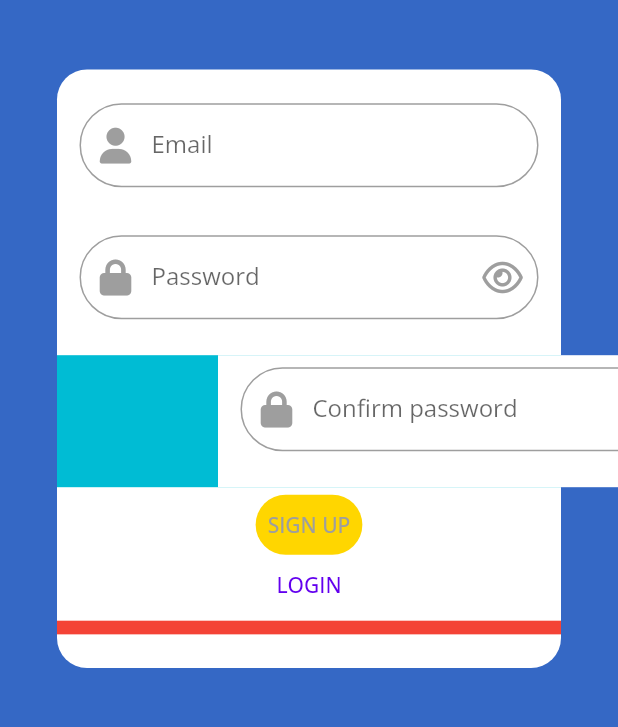
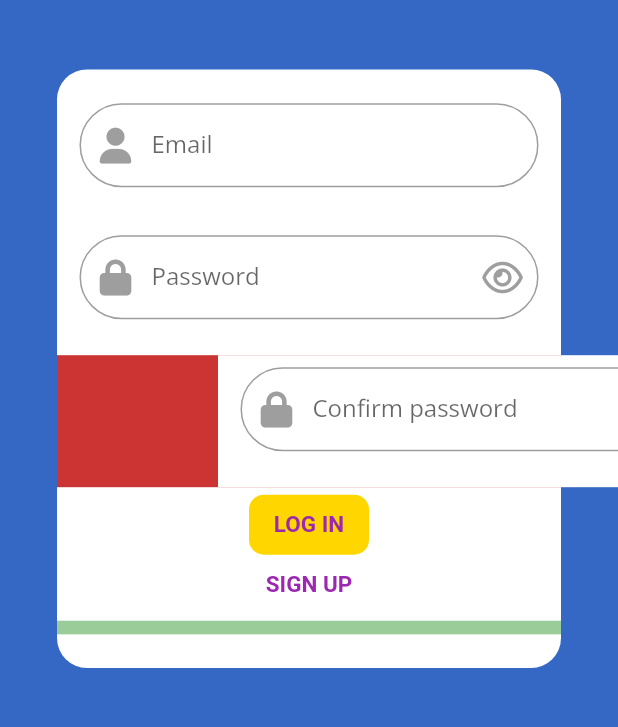
Before and after one commit to vcadillog/flutter_firebase_login_bloc_pattern, a Flutter app: the LoginPage screen opened directly, after a tap on "SIGN UP", on a phone screen of 412 x 824 dp, the part 298-1025 px from its top. Run offline on Flutter 3.47's test engine with Material 2 defaults, Android fonts, the phone set to English and light mode, and no system bars; drawn by our look-alikes of animated_text_kit; our stand-ins replace bloc, equatable, firebase_auth, firebase_core, flutter_bloc, font_awesome_flutter and 3 more; missing offline and left inert: firebase_auth_web, firebase_core_web, flow_builder, google_sign_in_web; accounts and stored records are empty; generated files the repository leaves out were written again.

Commit message:
Added animations

```diff
--- /dev/null
+++ b/lib/login/view/animations/animations.dart
@@ -0,0 +1,173 @@
+part of '../login_form.dart';
+
+class _InFieldAnimation extends StatefulWidget {
+  final Widget inputWidget;
+  final double boxHeight;
+  final VoidCallback? onEnd;
+  final Color colorEnd;
+  final Color color;
+  final bool isReverse;
+  const _InFieldAnimation({
+    required this.inputWidget,
+    required this.boxHeight,
+    this.isReverse = false,
+    this.color = const Color(0xFFCC3333),
+    this.colorEnd = Colors.white,
+    this.onEnd,
+  });
+  @override
+  State<_InFieldAnimation> createState() => _InFieldAnimationState();
+}
+
+class _InFieldAnimationState extends State<_InFieldAnimation> {
+  double height = 0;
+  double offset = 1;
+  bool inEndAnimation = false;
+  late Color color;
+
+  @override
+  void initState() {
+    super.initState();
+    color = widget.color;
+    offset = widget.isReverse ? -offset : offset;
+    Future.delayed(Duration.zero).then(
+      (value) => setState(() {
+        height = widget.boxHeight;
+        Future.delayed(const Duration(seconds: 1)).then(
+          (value) => setState(() {
+            inEndAnimation = true;
+            offset = 0;
+          }),
+        );
+      }),
+    );
+  }
+
+  @override
+  Widget build(BuildContext context) {
+    return Container(
+      color: color,
+      width: double.infinity,
+      child: AnimatedContainer(
+        curve: Curves.bounceOut,
+        height: height,
+        duration: const Duration(seconds: 1),
+        child: AnimatedSlide(
+          duration: const Duration(milliseconds: 500),
+          offset: Offset(offset, 0),
+          curve: Curves.easeOutQuint,
+          onEnd: () {
+            widget.onEnd!();
+            setState(() {
+              color = widget.colorEnd;
+            });
+          },
+          child: inEndAnimation
+              ? ColoredBox(
+                  color: widget.colorEnd,
+                  child: Center(child: widget.inputWidget),
+                )
+              : Container(),
+        ),
+      ),
+    );
+  }
+}
+
+class _OutFieldAnimation extends StatefulWidget {
+  final Widget inputWidget;
+  final double boxHeight;
+  final VoidCallback? onEnd;
+  final Color colorEnd;
+  final Color color;
+  final bool isReverse;
+
+  const _OutFieldAnimation({
+    required this.inputWidget,
+    required this.boxHeight,
+    this.isReverse = false,
+    this.color = const Color(0xFF99CC99),
+    this.colorEnd = Colors.white,
+    this.onEnd,
+  });
+  @override
+  State<_OutFieldAnimation> createState() => _OutFieldAnimationState();
+}
+
+class _OutFieldAnimationState extends State<_OutFieldAnimation> {
+  late double height;
+  double offset = 0;
+  bool inEndAnimation = false;
+
+  @override
+  void initState() {
+    super.initState();
+
+    height = widget.boxHeight;
+    Future.delayed(Duration.zero).then(
+      (value) => setState(() {
+        offset = 1;
+        offset = widget.isReverse ? -offset : offset;
+        Future.delayed(const Duration(milliseconds: 500)).then(
+          (value) => setState(() {
+            inEndAnimation = true;
+            height = 0;
+          }),
+        );
+      }),
+    );
+  }
+
+  @override
+  Widget build(BuildContext context) {
+    return Container(
+      color: widget.color,
+      width: double.infinity,
+      child: AnimatedSlide(
+        duration: const Duration(milliseconds: 500),
+        offset: Offset(offset, 0),
+        curve: Curves.easeOutQuint,
+        child: ColoredBox(
+          color: inEndAnimation ? Colors.transparent : widget.colorEnd,
+          child: AnimatedContainer(
+            curve: Curves.bounceOut,
+            height: height,
+            duration: const Duration(seconds: 1),
+            onEnd: () => widget.onEnd!(),
+            child: inEndAnimation
+                ? Container()
+                : Center(child: widget.inputWidget),
+          ),
+        ),
+      ),
+    );
+  }
+}
+
+class _TextRotation extends StatelessWidget {
+  final bool reversedText;
+  const _TextRotation({this.reversedText = false});
+  @override
+  Widget build(BuildContext context) {
+    final theme = Theme.of(context);
+    return DefaultTextStyle(
+      style: TextStyle(
+          fontSize: 15, color: theme.primaryColor, fontWeight: FontWeight.bold),
+      child: AnimatedTextKit(
+        totalRepeatCount: 1,
+        pause: Duration.zero,
+        animatedTexts: [
+          RotateAnimatedText(
+            reversedText ? 'SIGN UP' : 'LOG IN',
+            duration: const Duration(milliseconds: 250),
+          ),
+          RotateAnimatedText(
+            reversedText ? 'LOG IN' : 'SIGN UP',
+            duration: const Duration(milliseconds: 250),
+            rotateOut: false,
+          ),
+        ],
+      ),
+    );
+  }
+}
--- a/lib/login/view/login_form.dart
+++ b/lib/login/view/login_form.dart
@@ -1,3 +1,4 @@
+import 'package:animated_text_kit/animated_text_kit.dart';
 import 'package:flutter/material.dart';
 import 'package:flutter_bloc/flutter_bloc.dart';
 import 'package:flutter_firebase_login/app/bloc/animation/animations_cubit.dart';
@@ -6,7 +7,7 @@ import 'package:flutter_firebase_login/sign_up/sign_up.dart';
 import 'package:font_awesome_flutter/font_awesome_flutter.dart';
 import 'package:form_inputs/form_inputs.dart';
 import 'package:formz/formz.dart';
-
+part 'animations/animations.dart';
 part 'screens/login_group.dart';
 part 'screens/sign_up_group.dart';
 
@@ -79,8 +80,7 @@ class _LoginFormState extends State<LoginForm> {
                             _PasswordGroup(),
                             _ConfirmPasswordGroup(),
                             const SizedBox(height: 5),
-                            _LoginButtonGroup(),
-                            _SignUpButtonGroup(),
+                            _NavigationButtons(),
                             const SizedBox(height: 4),
                             _GoogleLoginGroup(),
                             const SizedBox(height: 22.5),
@@ -135,15 +135,20 @@ class _ConfirmPasswordGroup extends StatelessWidget {
           case ButtonPushStatus.initialScreen || ButtonPushStatus.loginEnd:
             return Container();
           case ButtonPushStatus.loginChange:
-            return ColoredBox(
-              color: Colors.red,
-              child: _OutFieldAnimation(
-                boxHeight: 88,
-                onEnd: context.read<AnimationCubit>().onLoginEnd,
-                inputWidget: _DummyConfirmPasswordInput(),
-              ),
+            return _OutFieldAnimation(
+              isReverse: true,
+              boxHeight: 88,
+              onEnd: context.read<AnimationCubit>().onLoginEnd,
+              inputWidget: _DummyConfirmPasswordInput(),
             );
-          case ButtonPushStatus.signupChange || ButtonPushStatus.signupEnd:
+          case ButtonPushStatus.signupChange:
+            return _InFieldAnimation(
+              boxHeight: 88,
+              onEnd: context.read<AnimationCubit>().onSingupEnd,
+              inputWidget: _ConfirmPasswordInput(),
+            );
+
+          case ButtonPushStatus.signupEnd:
             return _ConfirmPasswordInput();
         }
       },
@@ -151,31 +156,75 @@ class _ConfirmPasswordGroup extends StatelessWidget {
   }
 }
 
-class _LoginButtonGroup extends StatelessWidget {
+class _NavigationButtons extends StatelessWidget {
   @override
   Widget build(BuildContext context) {
     return BlocBuilder<AnimationCubit, AnimationState>(
       builder: (context, state) {
-        return state.status == ButtonPushStatus.loginChange ||
-                state.status == ButtonPushStatus.loginEnd ||
-                state.status == ButtonPushStatus.initialScreen
-            ? _LoginButton()
-            : _SignUpAltButton();
-      },
-    );
-  }
-}
-
-class _SignUpButtonGroup extends StatelessWidget {
-  @override
-  Widget build(BuildContext context) {
-    return BlocBuilder<AnimationCubit, AnimationState>(
-      builder: (context, state) {
-        return state.status == ButtonPushStatus.loginChange ||
-                state.status == ButtonPushStatus.loginEnd ||
-                state.status == ButtonPushStatus.initialScreen
-            ? _SignUpButton()
-            : _LoginAltButton();
+        switch (state.status) {
+          case ButtonPushStatus.initialScreen || ButtonPushStatus.loginEnd:
+            void allowTap() {
+              FocusScope.of(context).unfocus();
+              context.read<LoginCubit>().resetForms();
+              context.read<AnimationCubit>().toSignup();
+            }
+            return Column(
+              children: [
+                const _LoginButton(
+                  textWidget: Text('LOG IN'),
+                ),
+                _SignUpButton(
+                  textWidget: const Text('SIGN UP'),
+                  onTap: allowTap,
+                ),
+              ],
+            );
+          case ButtonPushStatus.signupEnd:
+            void allowTap() {
+              FocusScope.of(context).unfocus();
+              context.read<SignUpCubit>().resetForms();
+              context.read<AnimationCubit>().toLogin();
+            }
+            return Column(
+              children: [
+                const _SignUpButton(
+                  textWidget: Text('SIGN UP'),
+                  color: Color(0xFFFFD600),
+                ),
+                _LoginButton(
+                  textWidget: const Text('LOG IN'),
+                  color: Colors.transparent,
+                  onTap: allowTap,
+                ),
+              ],
+            );
+          case ButtonPushStatus.signupChange:
+            return const Column(
+              children: [
+                _LoginButton(
+                  textWidget: _TextRotation(),
+                ),
+                _SignUpButton(
+                  textWidget: _TextRotation(
+                    reversedText: true,
+                  ),
+                ),
+              ],
+            );
+          case ButtonPushStatus.loginChange:
+            return const Column(
+              children: [
+                _LoginButton(
+                  textWidget: _TextRotation(
+                    reversedText: true,
+                  ),
+                ),
+                _SignUpButton(
+                  textWidget: _TextRotation(),
+                ),
+              ],
+            );
+        }
       },
     );
   }
@@ -199,6 +248,7 @@ class _GoogleLoginGroup extends StatelessWidget {
             );
           case ButtonPushStatus.signupChange:
             return const _OutFieldAnimation(
+              isReverse: true,
               boxHeight: 40,
               colorEnd: Colors.transparent,
               inputWidget: _GoogleLoginButton(
@@ -212,135 +262,3 @@ class _GoogleLoginGroup extends StatelessWidget {
     );
   }
 }
-
-class _InFieldAnimation extends StatefulWidget {
-  final Widget inputWidget;
-  final double boxHeight;
-  final VoidCallback? onEnd;
-  final Color colorEnd;
-  const _InFieldAnimation({
-    required this.inputWidget,
-    required this.boxHeight,
-    this.colorEnd = Colors.white,
-    this.onEnd,
-  });
-  @override
-  State<_InFieldAnimation> createState() => _InFieldAnimationState();
-}
-
-class _InFieldAnimationState extends State<_InFieldAnimation> {
-  double height = 0;
-  double offset = 1;
-  bool inEndAnimation = false;
-  Color color = Colors.cyan;
-
-  @override
-  void initState() {
-    super.initState();
-
-    Future.delayed(Duration.zero).then(
-      (value) => setState(() {
-        height = widget.boxHeight;
-        Future.delayed(const Duration(seconds: 1)).then(
-          (value) => setState(() {
-            inEndAnimation = true;
-            offset = 0;
-          }),
-        );
-      }),
-    );
-  }
-
-  @override
-  Widget build(BuildContext context) {
-    return Container(
-      color: color,
-      width: double.infinity,
-      child: AnimatedContainer(
-        curve: Curves.bounceOut,
-        height: height,
-        duration: const Duration(seconds: 1),
-        child: AnimatedSlide(
-          duration: const Duration(milliseconds: 500),
-          offset: Offset(offset, 0),
-          curve: Curves.easeOutQuint,
-          onEnd: () {
-            widget.onEnd!();
-            setState(() {
-              color = widget.colorEnd;
-            });
-          },
-          child: inEndAnimation
-              ? ColoredBox(
-                  color: widget.colorEnd,
-                  child: Center(child: widget.inputWidget),
-                )
-              : Container(),
-        ),
-      ),
-    );
-  }
-}
-
-class _OutFieldAnimation extends StatefulWidget {
-  final Widget inputWidget;
-  final double boxHeight;
-  final VoidCallback? onEnd;
-  final Color colorEnd;
-  const _OutFieldAnimation({
-    required this.inputWidget,
-    required this.boxHeight,
-    this.colorEnd = Colors.white,
-    this.onEnd,
-  });
-  @override
-  State<_OutFieldAnimation> createState() => _OutFieldAnimationState();
-}
-
-class _OutFieldAnimationState extends State<_OutFieldAnimation> {
-  late double height;
-  double offset = 0;
-  bool inEndAnimation = false;
-
-  @override
-  void initState() {
-    super.initState();
-    height = widget.boxHeight;
-    Future.delayed(Duration.zero).then(
-      (value) => setState(() {
-        offset = 1;
-        Future.delayed(const Duration(milliseconds: 500)).then(
-          (value) => setState(() {
-            inEndAnimation = true;
-            height = 0;
-          }),
-        );
-      }),
-    );
-  }
-
-  @override
-  Widget build(BuildContext context) {
-    return Container(
-      color: Colors.red,
-      width: double.infinity,
-      child: AnimatedSlide(
-        duration: const Duration(milliseconds: 500),
-        offset: Offset(offset, 0),
-        curve: Curves.easeOutQuint,
-        child: ColoredBox(
-          color: inEndAnimation ? Colors.transparent : widget.colorEnd,
-          child: AnimatedContainer(
-            curve: Curves.bounceOut,
-            height: height,
-            duration: const Duration(seconds: 1),
-            onEnd: () => widget.onEnd!(),
-            child: inEndAnimation
-                ? Container()
-                : Center(child: widget.inputWidget),
-          ),
-        ),
-      ),
-    );
-  }
-}
--- a/lib/login/view/screens/login_group.dart
+++ b/lib/login/view/screens/login_group.dart
@@ -30,41 +30,6 @@ class _EmailInput extends StatelessWidget {
           ),
         );
       },
-    );
-  }
-}
-
-class _SignUpButton extends StatelessWidget {
-  @override
-  Widget build(BuildContext context) {
-    final theme = Theme.of(context);
-    return SizedBox(
-      height: 40,
-      child: BlocBuilder<AnimationCubit, AnimationState>(
-        builder: (context, state) {
-          return TextButton(
-            key: const Key('loginForm_createAccount_flatButton'),
-            style: ElevatedButton.styleFrom(
-              shape: RoundedRectangleBorder(
-                borderRadius: BorderRadius.circular(30),
-              ),
-              backgroundColor: Colors.transparent,
-            ),
-            onPressed: () {
-              if (state.status == ButtonPushStatus.loginEnd ||
-                  state.status == ButtonPushStatus.initialScreen) {
-                FocusScope.of(context).unfocus();
-                context.read<LoginCubit>().resetForms();
-                context.read<AnimationCubit>().toSignup();
-              }
-            },
-            child: Text(
-              'SIGN UP',
-              style: TextStyle(color: theme.primaryColor),
-            ),
-          );
-        },
-      ),
     );
   }
 }
@@ -141,7 +106,7 @@ class _GoogleLoginButton extends StatelessWidget {
           ),
           style: ElevatedButton.styleFrom(
             shape: RoundedRectangleBorder(
-              borderRadius: BorderRadius.circular(30),
+              borderRadius: BorderRadius.circular(10),
             ),
             backgroundColor: theme.colorScheme.secondary,
           ),
@@ -162,6 +127,14 @@ class _GoogleLoginButton extends StatelessWidget {
 }
 
 class _LoginButton extends StatelessWidget {
+  final VoidCallback? onTap;
+  final Color color;
+  final Widget textWidget;
+  const _LoginButton({
+    this.onTap,
+    this.color = const Color(0xFFFFD600),
+    required this.textWidget,
+  });
   @override
   Widget build(BuildContext context) {
     final theme = Theme.of(context);
@@ -171,25 +144,81 @@ class _LoginButton extends StatelessWidget {
             ? const CircularProgressIndicator()
             : SizedBox(
                 height: 40,
+                width: 80,
                 child: TextButton(
                   key: const Key('loginForm_continue_raisedButton'),
                   style: ElevatedButton.styleFrom(
                     shape: RoundedRectangleBorder(
-                      borderRadius: BorderRadius.circular(30),
+                      borderRadius: BorderRadius.circular(10),
                     ),
-                    backgroundColor: const Color(0xFFFFD600),
+                    backgroundColor: color,
                   ),
-                  onPressed: state.isValid
-                      ? () => context.read<LoginCubit>().logInWithCredentials()
-                      : () => (),
-                  child: Text(
-                    'LOGIN',
+                  onPressed: () {
+                    if (state.isValid) {
+                      context.read<LoginCubit>().logInWithCredentials();
+                    }
+                    onTap!();
+                  },
+                  child: DefaultTextStyle(
                     style: TextStyle(
-                      color: state.isValid ? theme.primaryColor : Colors.grey,
+                      fontSize: 15,
+                      fontWeight: FontWeight.bold,
+                      color: state.isValid || onTap != null
+                          ? theme.primaryColor
+                          : Colors.grey,
                     ),
+                    child: textWidget,
                   ),
                 ),
               );
+      },
+    );
+  }
+}
+
+class _SignUpButton extends StatelessWidget {
+  final VoidCallback? onTap;
+  final Color color;
+  final Widget textWidget;
+  const _SignUpButton({
+    this.onTap,
+    this.color = Colors.transparent,
+    required this.textWidget,
+  });
+  @override
+  Widget build(BuildContext context) {
+    final theme = Theme.of(context);
+    return BlocBuilder<SignUpCubit, SignUpState>(
+      builder: (context, state) {
+        return SizedBox(
+          height: 40,
+          width: 80,
+          child: TextButton(
+            key: const Key('loginForm_createAccount_flatButton'),
+            style: ElevatedButton.styleFrom(
+              shape: RoundedRectangleBorder(
+                borderRadius: BorderRadius.circular(10),
+              ),
+              backgroundColor: color,
+            ),
+            onPressed: () {
+              if (state.isValid) {
+                context.read<SignUpCubit>().signUpFormSubmitted();
+              }
+              onTap!();
+            },
+            child: DefaultTextStyle(
+              style: TextStyle(
+                fontSize: 15,
+                fontWeight: FontWeight.bold,
+                color: state.isValid || onTap != null
+                    ? theme.primaryColor
+                    : Colors.grey,
+              ),
+              child: textWidget,
+            ),
+          ),
+        );
       },
     );
   }
--- a/lib/login/view/screens/sign_up_group.dart
+++ b/lib/login/view/screens/sign_up_group.dart
@@ -1,6 +1,4 @@
 part of '../login_form.dart';
-
-/// HANDLES ALL THE ANIMATIONS
 
 class _EmailAltInput extends StatelessWidget {
   @override
@@ -36,38 +34,6 @@ class _EmailAltInput extends StatelessWidget {
   }
 }
 
-class _SignUpAltButton extends StatelessWidget {
-  @override
-  Widget build(BuildContext context) {
-    final theme = Theme.of(context);
-    return BlocBuilder<SignUpCubit, SignUpState>(
-      builder: (context, state) {
-        return SizedBox(
-          height: 40,
-          child: TextButton(
-            key: const Key('loginForm_createAccount_flatButton'),
-            style: ElevatedButton.styleFrom(
-              shape: RoundedRectangleBorder(
-                borderRadius: BorderRadius.circular(30),
-              ),
-              backgroundColor: const Color(0xFFFFD600),
-            ),
-            onPressed: () => state.isValid
-                ? () => context.read<SignUpCubit>().signUpFormSubmitted()
-                : null,
-            child: Text(
-              'SIGN UP',
-              style: TextStyle(
-                color: state.isValid ? theme.primaryColor : Colors.grey,
-              ),
-            ),
-          ),
-        );
-      },
-    );
-  }
-}
-
 class _PasswordAltInput extends StatefulWidget {
   @override
   State<_PasswordAltInput> createState() => _PasswordAltInputState();
@@ -85,15 +51,15 @@ class _PasswordAltInputState extends State<_PasswordAltInput> {
         switch (state.password.displayError) {
           case PasswordValidationError.invalid:
             errorText =
-                'Password must be at least 8 characters long and have one letter and a number.';
+                'Password must be at least 8 characters long and have one letter and one number.';
           case PasswordValidationError.invalidLen:
             errorText = 'Password must be at least 8 characters long.';
           case PasswordValidationError.invalidLenLetter:
             errorText =
-                'Password must be at least 8 characters long and one letter.';
+                'Password must be at least 8 characters long with one letter.';
           case PasswordValidationError.invalidLenNumber:
             errorText =
-                'Password must be at least 8 characters long and one number.';
+                'Password must be at least 8 characters long with one number.';
           case PasswordValidationError.invalidLetter:
             errorText = 'Password must include at least one letter.';
           case PasswordValidationError.invalidLetterNum:
@@ -154,10 +120,7 @@ class _ConfirmPasswordInputState extends State<_ConfirmPasswordInput> {
 
   @override
   Widget build(BuildContext context) {
-    return _InFieldAnimation(
-      boxHeight: 88,
-      onEnd: context.read<AnimationCubit>().onSingupEnd,
-      inputWidget: Padding(
+    return Padding(
       padding: const EdgeInsets.fromLTRB(15, 8, 15, 0),
       child: BlocBuilder<SignUpCubit, SignUpState>(
         builder: (context, state) {
@@ -197,37 +160,6 @@ class _ConfirmPasswordInputState extends State<_ConfirmPasswordInput> {
           );
         },
       ),
-      ),
     );
   }
 }
-
-class _LoginAltButton extends StatelessWidget {
-  @override
-  Widget build(BuildContext context) {
-    return SizedBox(
-      height: 40,
-      child: BlocBuilder<AnimationCubit, AnimationState>(
-        builder: (context, state) {
-          return TextButton(
-            key: const Key('loginForm_continue_raisedButton'),
-            style: ElevatedButton.styleFrom(
-              shape: RoundedRectangleBorder(
-                borderRadius: BorderRadius.circular(30),
-              ),
-              backgroundColor: Colors.transparent,
-            ),
-            onPressed: () {
-              if (state.status == ButtonPushStatus.signupEnd) {
-                FocusScope.of(context).unfocus();
-                context.read<SignUpCubit>().resetForms();
-                context.read<AnimationCubit>().toLogin();
-              }
-            },
-            child: const Text('LOGIN'),
-          );
-        },
-      ),
-    );
-  }
-}
--- a/pubspec.yaml
+++ b/pubspec.yaml
@@ -7,6 +7,7 @@ environment:
   sdk: ">=3.0.0 <4.0.0"
 
 dependencies:
+  animated_text_kit: ^4.2.2
   authentication_repository:
     path: packages/authentication_repository
   bloc: ^8.1.0
```
Also changed, not shown: pubspec.lock. Lines whose indentation alone changed are shown as unchanged.
